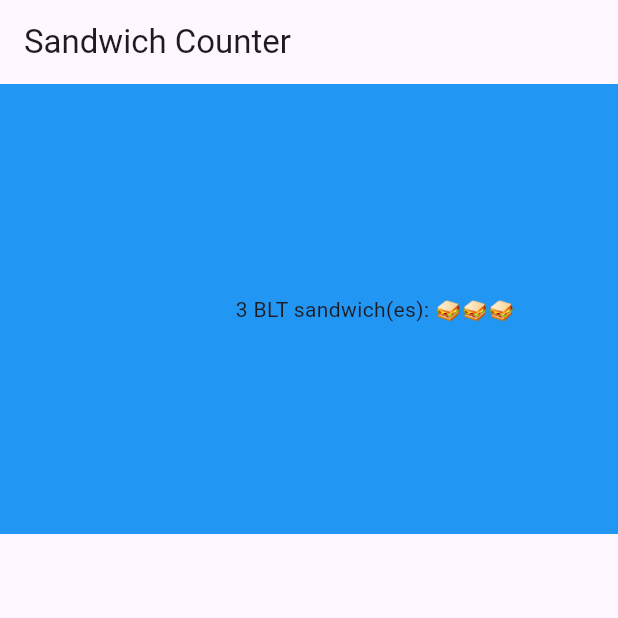
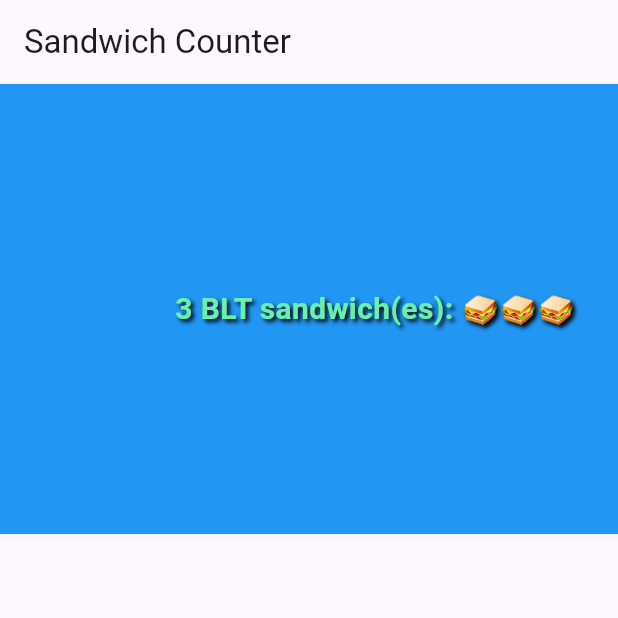
Before and after one commit to de2nis7a/sandwich_shop, a Flutter app: the screen it shows after launch, on a phone screen of 412 x 824 dp, the top half of it. Run offline on Flutter 3.47's test engine with Material 3 defaults, Android fonts, the phone set to English and light mode, and no system bars.

Commit message:
Change the text style

```diff
--- a/lib/main.dart
+++ b/lib/main.dart
@@ -40,36 +40,6 @@ class App extends StatelessWidget {
             )));
   }
 }
-//           Row(
-//               mainAxisAlignment: MainAxisAlignment.spaceEvenly,
-//               crossAxisAlignment: CrossAxisAlignment.center,
-//               children: [
-//                 Expanded(
-//                     child: Container(
-//                         width: 500,
-//                         height: 300,
-//                         color: Colors.blue,
-//                         child:
-//                             const Center(child: OrderItemDisplay(3, 'BLT')))),
-//                 Expanded(
-//                   child: Container(
-//                       width: 500,
-//                       height: 300,
-//                       color: Colors.blue,
-//                       child: const Center(child: OrderItemDisplay(5, 'Club'))),
-//                 ),
-//                 Expanded(
-//                   child: Container(
-//                       width: 500,
-//                       height: 300,
-//                       color: Colors.blue,
-//                       child:
-//                           const Center(child: OrderItemDisplay(5, 'Veggie'))),
-//                 ),
-//               ])),
-//     );
-//   }
-// }
 
 class OrderItemDisplay extends StatelessWidget {
   final int quantity;
@@ -79,6 +49,21 @@ class OrderItemDisplay extends StatelessWidget {
 
   @override
   Widget build(BuildContext context) {
-    return Text('$quantity $itemType sandwich(es): ${'🥪' * quantity}');
+    return Text(
+      '$quantity $itemType sandwich(es): ${'🥪' * quantity}',
+      textAlign: TextAlign.center,
+      style: TextStyle(
+        color: Colors.greenAccent,
+        fontSize: 20,
+        fontWeight: FontWeight.bold,
+        shadows: List.from([
+          const Shadow(
+            color: Colors.black,
+            offset: Offset(2, 2),
+            blurRadius: 3,
+          ),
+        ]),
+      ),
+    );
   }
 }
```
